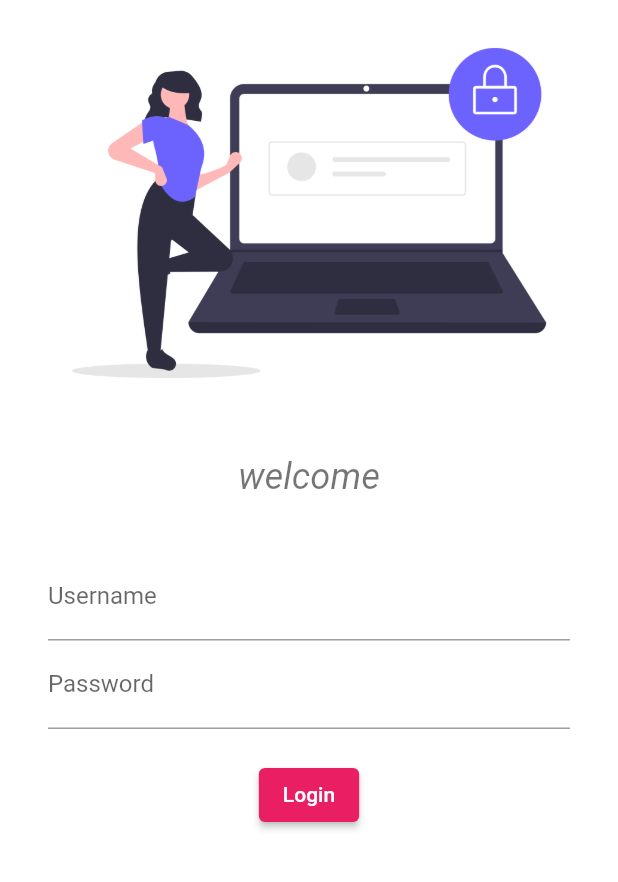
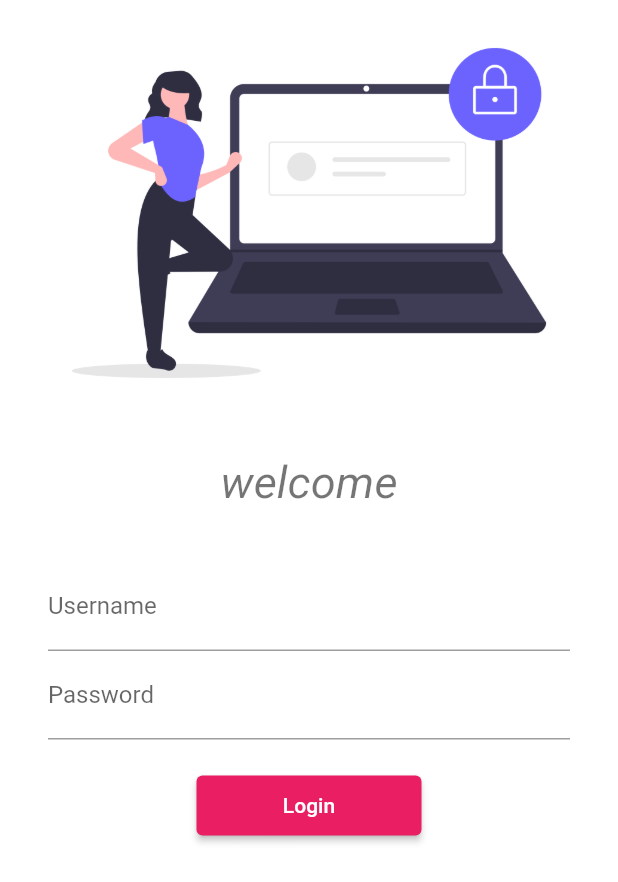
Before and after one commit to theadityaagnihotri/learning_flutter, a Flutter app: the screen it shows after launch, on a phone screen of 412 x 824 dp. Shown: the top 882 px of the screen. Run offline on Flutter 3.47's test engine with Material 2 defaults, Android fonts, the phone set to English and light mode, and no system bars; our stand-ins replace google_fonts; Roboto replaces fonts that are missing (Laila).

Commit message:
day 5 completed

```diff
--- a/lib/main.dart
+++ b/lib/main.dart
@@ -1,6 +1,7 @@
 import 'package:flutter/material.dart';
 import 'package:flutter_catalogue/pages/home_page.dart';
 import 'package:flutter_catalogue/pages/login.dart';
+import 'package:flutter_catalogue/utls/routes.dart';
 import 'package:google_fonts/google_fonts.dart';
 
 void main() {
@@ -23,11 +24,11 @@ class MyApp extends StatelessWidget {
       darkTheme: ThemeData(
         brightness: Brightness.dark,
       ),
-      initialRoute: "/home",
+      initialRoute: "/",
       routes: {
         "/": (context) => LoginPage(),
-        "/home": (context) => LoginPage(),
-        "/login": (context) => LoginPage(),
+        MyRoutes.homeRoute: (context) => HomePage(),
+        MyRoutes.loginRoute: (context) => LoginPage(),
       },
     );
   }
--- a/lib/pages/login.dart
+++ b/lib/pages/login.dart
@@ -1,6 +1,7 @@
 import 'dart:ui';
 
 import 'package:flutter/material.dart';
+import 'package:flutter_catalogue/utls/routes.dart';
 
 class LoginPage extends StatelessWidget {
   const LoginPage({Key? key}) : super(key: key);
@@ -9,6 +10,7 @@ class LoginPage extends StatelessWidget {
   Widget build(BuildContext context) {
     return Material(
         color: Colors.white,
+        child: SingleChildScrollView(
           child: Column(children: [
             Image.asset(
               "assets/images/login_image.png",
@@ -21,7 +23,7 @@ class LoginPage extends StatelessWidget {
               "welcome",
               style: TextStyle(
                 fontStyle: FontStyle.italic,
-              fontSize: 24,
+                fontSize: 30,
                 color: Colors.black54,
               ),
             ),
@@ -51,14 +53,17 @@ class LoginPage extends StatelessWidget {
                   ),
                   ElevatedButton(
                     onPressed: () {
-                    print("Hi Aditya");
+                      Navigator.pushNamed(context, MyRoutes.homeRoute);
                     },
                     child: Text("Login"),
-                  style: TextButton.styleFrom(),
+                    style: TextButton.styleFrom(
+                      minimumSize: Size(150, 40),
+                    ),
                   ),
                 ],
               ),
             )
-        ]));
+          ]),
+        ));
   }
 }
--- /dev/null
+++ b/lib/utls/routes.dart
@@ -0,0 +1,4 @@
+class MyRoutes {
+  static String loginRoute = "/login";
+  static String homeRoute = "/home";
+}
```
Lines whose indentation alone changed are shown as unchanged.
